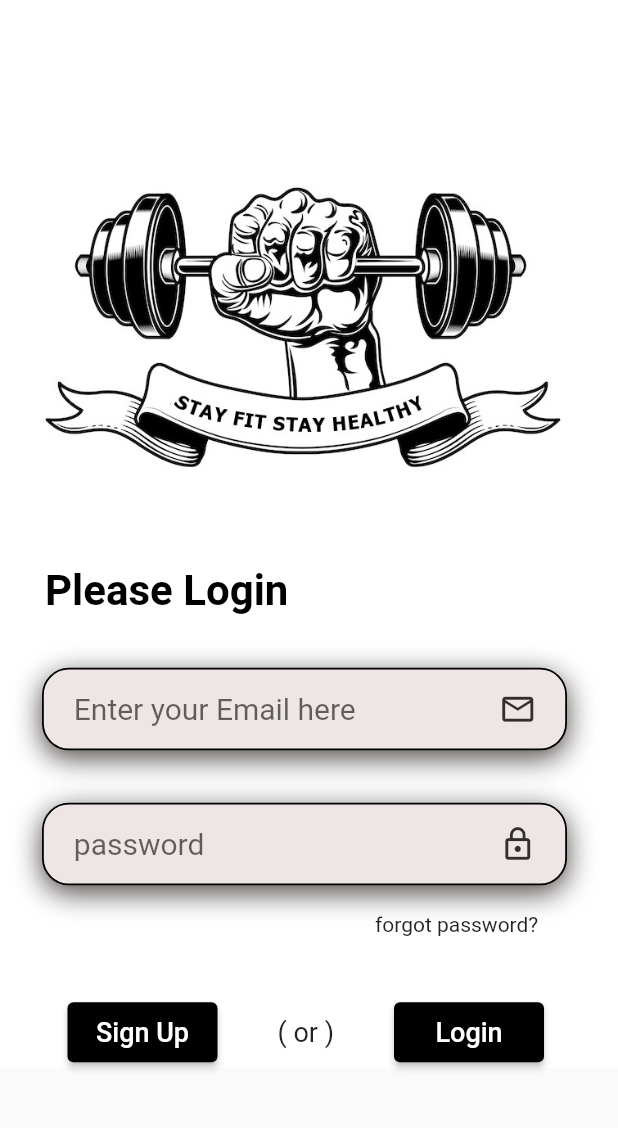
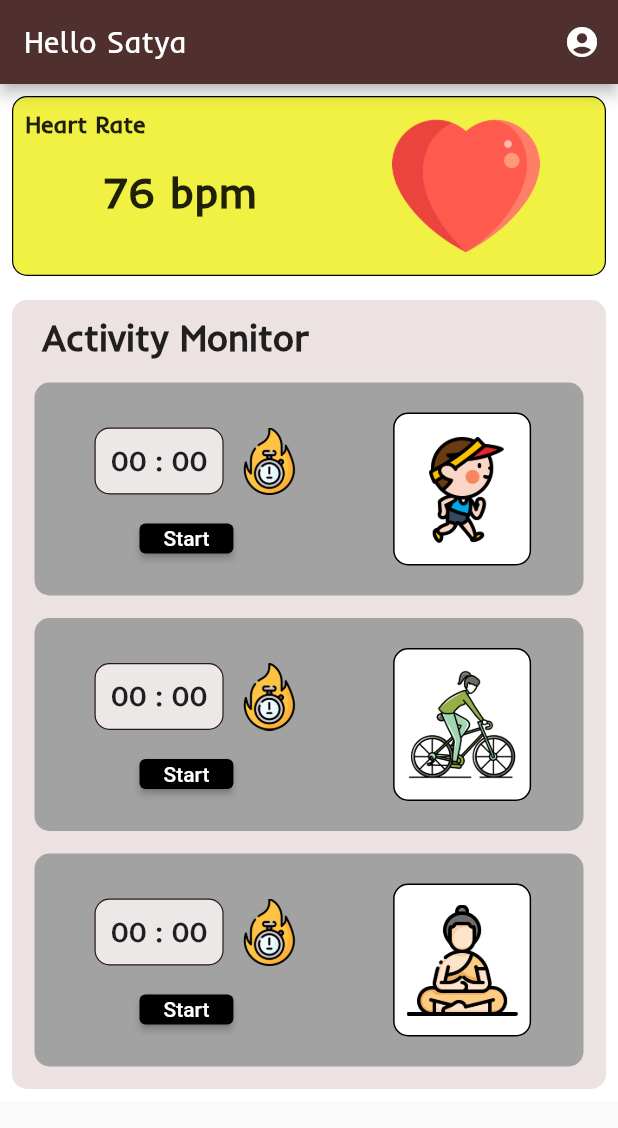
Before and after one commit to Gelli-VVN-Satyanarayana-Guptha/fitness_app, a Flutter app: the screen it shows after launch, on a phone screen of 412 x 824 dp. Shown: the top 1128 px of the screen. Run offline on Flutter 3.47's test engine with Material 2 defaults, Android fonts, the phone set to English and light mode, and no system bars.

Commit message:
SignUp and Home Screen

```diff
--- a/lib/main.dart
+++ b/lib/main.dart
@@ -1,5 +1,7 @@
 import 'package:fitness_app/screens/splash_screen.dart';
 import 'package:fitness_app/screens/login_screen.dart';
+import 'package:fitness_app/screens/home_screen.dart';
+import 'package:fitness_app/screens/signup_screen.dart';
 import 'package:flutter/material.dart';
 
 void main() {
@@ -17,10 +19,13 @@ class MyApp extends StatelessWidget {
         primarySwatch: Colors.red,
         visualDensity: VisualDensity.adaptivePlatformDensity,
       ),
-      initialRoute: '/',
+      initialRoute: '/HomeScreen',
+      //initialRoute: '/SignUpScreen',
       routes: {
-        "/": (context) => SplashScreen(),
-        '/LoginScreen': (context) => LoginScreen(),
+        //"/": (context) => SplashScreen(),
+        //'/LoginScreen': (context) => LoginScreen(),
+        '/HomeScreen': (context) => HomeScreen(),
+        //'/SignUpScreen': (context) => SignUpScreen(),
       },
     );
   }
--- /dev/null
+++ b/lib/screens/home_screen.dart
@@ -0,0 +1,433 @@
+import 'package:flutter/material.dart';
+
+class HomeScreen extends StatefulWidget {
+  const HomeScreen({super.key});
+
+  @override
+  State<HomeScreen> createState() => _HomeScreenState();
+}
+
+class _HomeScreenState extends State<HomeScreen> {
+  final username = "Satya";
+  final motivationline = "\"No Pain No Gain\"";
+  final hrate = "76";
+  final timer = "00 : 00";
+
+  @override
+  void initState() {
+    Future.delayed(
+      Duration(seconds: 3),
+      //() => Navigator.pushNamed(context, '/onboarding'),
+      () => {},
+    );
+    super.initState();
+  }
+
+  @override
+  Widget build(BuildContext context) {
+    return Scaffold(
+      appBar: AppBar(
+          title: Text("Hello $username", style: TextStyle(fontFamily: 'inder')),
+          backgroundColor: Color(0xff502F2F),
+          actions: <Widget>[
+            IconButton(
+              icon: const Icon(Icons.account_circle_rounded),
+              onPressed: () {},
+            ),
+          ]),
+      body: SafeArea(
+          child: Container(
+        color: Colors.white,
+        child: SingleChildScrollView(
+          child: Column(mainAxisAlignment: MainAxisAlignment.start, children: [
+            Padding(
+              padding: const EdgeInsets.all(8.0),
+              child: Container(
+                height: 120,
+                decoration: BoxDecoration(
+                    color: Color.fromARGB(255, 241, 241, 68),
+                    border: Border.all(width: 0.8, color: Colors.black),
+                    borderRadius: BorderRadius.all(Radius.circular(10))),
+                child: Row(
+                  mainAxisAlignment: MainAxisAlignment.start,
+                  children: [
+                    Column(
+                      mainAxisAlignment: MainAxisAlignment.start,
+                      crossAxisAlignment: CrossAxisAlignment.start,
+                      children: [
+                        Padding(
+                          padding: const EdgeInsets.all(8.0),
+                          child: Text("Heart Rate",
+                              style: TextStyle(
+                                  fontFamily: "inder",
+                                  fontSize: 16,
+                                  fontWeight: FontWeight.bold)),
+                        ),
+                        Padding(
+                          padding: const EdgeInsets.only(left: 60, top: 10),
+                          child: Text("$hrate bpm",
+                              style: TextStyle(
+                                  fontFamily: "inder",
+                                  fontSize: 28,
+                                  fontWeight: FontWeight.bold)),
+                        ),
+                      ],
+                    ),
+                    Padding(
+                      padding: const EdgeInsets.only(
+                          left: 90, right: 10, top: 10, bottom: 10),
+                      child: Image.asset("assets/images/heart.png"),
+                    ),
+                  ],
+                ),
+              ),
+            ),
+            Container(
+              child: Column(children: [
+                Padding(
+                  padding: const EdgeInsets.all(8.0),
+                  child: Container(
+                    decoration: BoxDecoration(
+                        color: Color(0xffEDE2E2),
+                        borderRadius: BorderRadius.all((Radius.circular(10)))),
+                    child: Column(
+                      mainAxisAlignment: MainAxisAlignment.start,
+                      crossAxisAlignment: CrossAxisAlignment.start,
+                      children: [
+                        Padding(
+                          padding: const EdgeInsets.only(left: 20, top: 10),
+                          child: Text("Activity Monitor",
+                              style: TextStyle(
+                                  fontFamily: "inder",
+                                  fontSize: 24,
+                                  fontWeight: FontWeight.bold)),
+                        ),
+                        Padding(
+                          padding: const EdgeInsets.all(15),
+                          child: Container(
+                            decoration: BoxDecoration(
+                                color: Color.fromARGB(255, 162, 162, 162),
+                                borderRadius:
+                                    BorderRadius.all((Radius.circular(10)))),
+                            child: Row(
+                              mainAxisAlignment: MainAxisAlignment.start,
+                              crossAxisAlignment: CrossAxisAlignment.start,
+                              children: [
+                                Column(
+                                  mainAxisAlignment: MainAxisAlignment.start,
+                                  crossAxisAlignment: CrossAxisAlignment.start,
+                                  children: [
+                                    Row(
+                                      mainAxisAlignment:
+                                          MainAxisAlignment.start,
+                                      crossAxisAlignment:
+                                          CrossAxisAlignment.start,
+                                      children: [
+                                        Padding(
+                                          padding: const EdgeInsets.only(
+                                              left: 40, top: 30),
+                                          child: Container(
+                                            decoration: BoxDecoration(
+                                                color: Color.fromARGB(
+                                                    255, 237, 232, 232),
+                                                border: Border.all(
+                                                    width: 0.8,
+                                                    color: Color.fromARGB(
+                                                        255, 44, 23, 23)),
+                                                borderRadius: BorderRadius.all(
+                                                    Radius.circular(10))),
+                                            child: Padding(
+                                              padding: const EdgeInsets.all(10),
+                                              child: Text(timer,
+                                                  style: TextStyle(
+                                                      fontFamily: "inder",
+                                                      fontSize: 18,
+                                                      fontWeight:
+                                                          FontWeight.bold)),
+                                            ),
+                                          ),
+                                        ),
+                                        Padding(
+                                          padding: const EdgeInsets.only(
+                                            left: 8,
+                                            top: 25,
+                                          ),
+                                          child: SizedBox(
+                                            height: 55,
+                                            width: 45,
+                                            child: Image.asset(
+                                                "assets/images/timer.png"),
+                                          ),
+                                        ),
+                                      ],
+                                    ),
+                                    Padding(
+                                      padding: const EdgeInsets.only(
+                                          left: 70, top: 0),
+                                      child: ElevatedButton(
+                                        style: ElevatedButton.styleFrom(
+                                          backgroundColor: Colors.black,
+                                          minimumSize: const Size(
+                                              60, 20), // Background color
+                                        ),
+                                        onPressed: () => {},
+                                        child: const Text(
+                                          "Start",
+                                          style: TextStyle(fontSize: 14),
+                                        ),
+                                      ),
+                                    ),
+                                  ],
+                                ),
+                                Padding(
+                                  padding: const EdgeInsets.only(
+                                      left: 60, top: 20, bottom: 20),
+                                  child: Container(
+                                    decoration: BoxDecoration(
+                                        color: Colors.white,
+                                        border: Border.all(
+                                          color: Colors.black,
+                                          width: 1,
+                                        ),
+                                        borderRadius: BorderRadius.all(
+                                            Radius.circular(10))),
+                                    child: SizedBox(
+                                        height: 100,
+                                        width: 90,
+                                        child: Padding(
+                                          padding: const EdgeInsets.all(8.0),
+                                          child: Image.asset(
+                                              "assets/images/marathon.png"),
+                                        )),
+                                  ),
+                                )
+                              ],
+                            ),
+                          ),
+                        ),
+                        Padding(
+                          padding: const EdgeInsets.only(
+                              left: 15, right: 15, bottom: 15),
+                          child: Container(
+                            decoration: BoxDecoration(
+                                color: Color.fromARGB(255, 162, 162, 162),
+                                borderRadius:
+                                    BorderRadius.all((Radius.circular(10)))),
+                            child: Row(
+                              mainAxisAlignment: MainAxisAlignment.start,
+                              crossAxisAlignment: CrossAxisAlignment.start,
+                              children: [
+                                Column(
+                                  mainAxisAlignment: MainAxisAlignment.start,
+                                  crossAxisAlignment: CrossAxisAlignment.start,
+                                  children: [
+                                    Row(
+                                      mainAxisAlignment:
+                                          MainAxisAlignment.start,
+                                      crossAxisAlignment:
+                                          CrossAxisAlignment.start,
+                                      children: [
+                                        Padding(
+                                          padding: const EdgeInsets.only(
+                                              left: 40, top: 30),
+                                          child: Container(
+                                            decoration: BoxDecoration(
+                                                color: Color.fromARGB(
+                                                    255, 237, 232, 232),
+                                                border: Border.all(
+                                                    width: 0.8,
+                                                    color: Color.fromARGB(
+                                                        255, 44, 23, 23)),
+                                                borderRadius: BorderRadius.all(
+                                                    Radius.circular(10))),
+                                            child: Padding(
+                                              padding: const EdgeInsets.all(10),
+                                              child: Text(timer,
+                                                  style: TextStyle(
+                                                      fontFamily: "inder",
+                                                      fontSize: 18,
+                                                      fontWeight:
+                                                          FontWeight.bold)),
+                                            ),
+                                          ),
+                                        ),
+                                        Padding(
+                                          padding: const EdgeInsets.only(
+                                            left: 8,
+                                            top: 25,
+                                          ),
+                                          child: SizedBox(
+                                            height: 55,
+                                            width: 45,
+                                            child: Image.asset(
+                                                "assets/images/timer.png"),
+                                          ),
+                                        ),
+                                      ],
+                                    ),
+                                    Padding(
+                                      padding: const EdgeInsets.only(
+                                          left: 70, top: 0),
+                                      child: ElevatedButton(
+                                        style: ElevatedButton.styleFrom(
+                                          backgroundColor: Colors.black,
+                                          minimumSize: const Size(
+                                              60, 20), // Background color
+                                        ),
+                                        onPressed: () => {},
+                                        child: const Text(
+                                          "Start",
+                                          style: TextStyle(fontSize: 14),
+                                        ),
+                                      ),
+                                    ),
+                                  ],
+                                ),
+                                Padding(
+                                  padding: const EdgeInsets.only(
+                                      left: 60, top: 20, bottom: 20),
+                                  child: Container(
+                                    decoration: BoxDecoration(
+                                        color: Colors.white,
+                                        border: Border.all(
+                                          color: Colors.black,
+                                          width: 1,
+                                        ),
+                                        borderRadius: BorderRadius.all(
+                                            Radius.circular(10))),
+                                    child: SizedBox(
+                                        height: 100,
+                                        width: 90,
+                                        child: Padding(
+                                          padding: const EdgeInsets.all(8.0),
+                                          child: Image.asset(
+                                              "assets/images/cycling.png"),
+                                        )),
+                                  ),
+                                )
+                              ],
+                            ),
+                          ),
+                        ),
+                        Padding(
+                          padding: const EdgeInsets.only(
+                              left: 15, right: 15, bottom: 15),
+                          child: Container(
+                            decoration: BoxDecoration(
+                                color: Color.fromARGB(255, 162, 162, 162),
+                                borderRadius:
+                                    BorderRadius.all((Radius.circular(10)))),
+                            child: Row(
+                              mainAxisAlignment: MainAxisAlignment.start,
+                              crossAxisAlignment: CrossAxisAlignment.start,
+                              children: [
+                                Column(
+                                  mainAxisAlignment: MainAxisAlignment.start,
+                                  crossAxisAlignment: CrossAxisAlignment.start,
+                                  children: [
+                                    Row(
+                                      mainAxisAlignment:
+                                          MainAxisAlignment.start,
+                                      crossAxisAlignment:
+                                          CrossAxisAlignment.start,
+                                      children: [
+                                        Padding(
+                                          padding: const EdgeInsets.only(
+                                              left: 40, top: 30),
+                                          child: Container(
+                                            decoration: BoxDecoration(
+                                                color: Color.fromARGB(
+                                                    255, 237, 232, 232),
+                                                border: Border.all(
+                                                    width: 0.8,
+                                                    color: Color.fromARGB(
+                                                        255, 44, 23, 23)),
+                                                borderRadius: BorderRadius.all(
+                                                    Radius.circular(10))),
+                                            child: Padding(
+                                              padding: const EdgeInsets.all(10),
+                                              child: Text(timer,
+                                                  style: TextStyle(
+                                                      fontFamily: "inder",
+                                                      fontSize: 18,
+                                                      fontWeight:
+                                                          FontWeight.bold)),
+                                            ),
+                                          ),
+                                        ),
+                                        Padding(
+                                          padding: const EdgeInsets.only(
+                                            left: 8,
+                                            top: 25,
+                                          ),
+                                          child: SizedBox(
+                                            height: 55,
+                                            width: 45,
+                                            child: Image.asset(
+                                                "assets/images/timer.png"),
+                                          ),
+                                        ),
+                                      ],
+                                    ),
+                                    Padding(
+                                      padding: const EdgeInsets.only(
+                                          left: 70, top: 0),
+                                      child: ElevatedButton(
+                                        style: ElevatedButton.styleFrom(
+                                          backgroundColor: Colors.black,
+                                          minimumSize: const Size(
+                                              60, 20), // Background color
+                                        ),
+                                        onPressed: () => {},
+                                        child: const Text(
+                                          "Start",
+                                          style: TextStyle(fontSize: 14),
+                                        ),
+                                      ),
+                                    ),
+                                  ],
+                                ),
+                                Padding(
+                                  padding: const EdgeInsets.only(
+                                      left: 60, top: 20, bottom: 20),
+                                  child: Container(
+                                    decoration: BoxDecoration(
+                                        color: Colors.white,
+                                        border: Border.all(
+                                          color: Colors.black,
+                                          width: 1,
+                                        ),
+                                        borderRadius: BorderRadius.all(
+                                            Radius.circular(10))),
+                                    child: SizedBox(
+                                        height: 100,
+                                        width: 90,
+                                        child: Padding(
+                                          padding: const EdgeInsets.all(8.0),
+                                          child: Image.asset(
+                                              "assets/images/guru.png"),
+                                        )),
+                                  ),
+                                )
+                              ],
+                            ),
+                          ),
+                        )
+                      ],
+                    ),
+                  ),
+                ), //container
+              ]),
+            ),
+            Container(
+              decoration: BoxDecoration(
+                  color: Color.fromARGB(0, 119, 119, 173),
+                  borderRadius: BorderRadius.all(Radius.circular(10))),
+              child: Row(children: []),
+            )
+          ]),
+        ),
+      )),
+    );
+  }
+}
```
Also changed, not shown: lib/screens/signup_screen.dart (added, +271 -0 lines), pubspec.yaml (+10 -11 lines), assets/fonts/aboreto.ttf (added), assets/fonts/inderR.ttf (added), assets/images/cycling.png (added), assets/images/guru.png (added), assets/images/heart.png (added), assets/images/mai.png (deleted), assets/images/marathon.png (added), assets/images/signup.jpg (added), assets/images/signuplogo.jpg (added), assets/images/timer.png (added).
